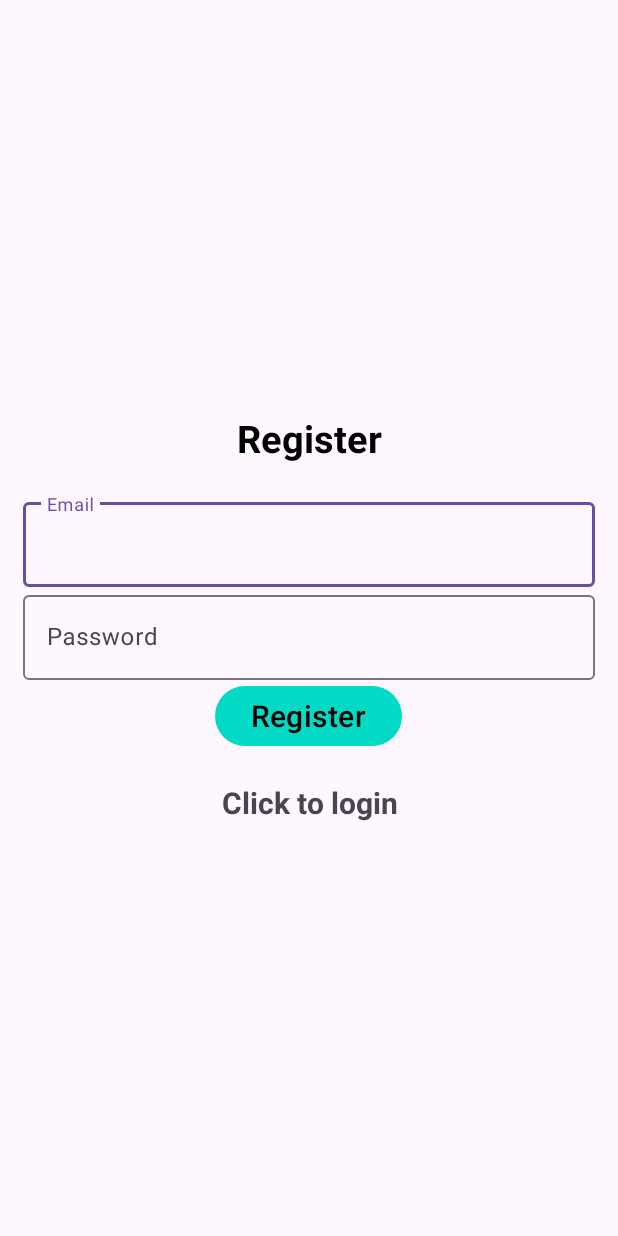
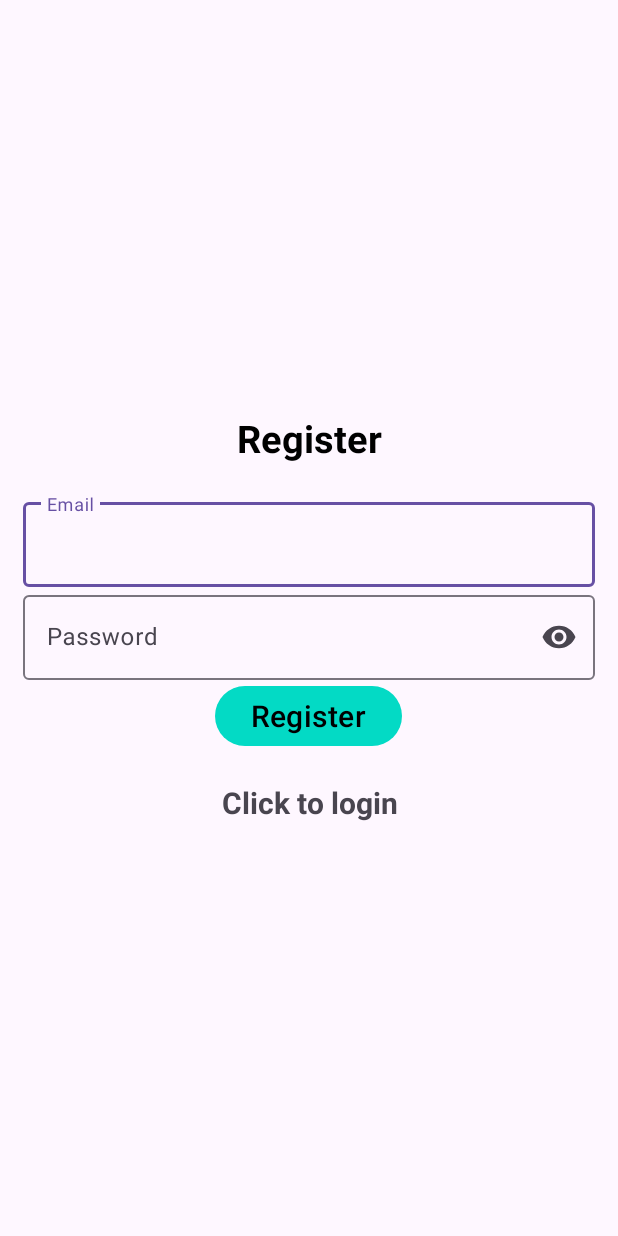
Before and after one commit to shravyasrinivas/BillingAppDemo, an Android app: the screen it shows after launch (Register), after a tap on "Click to register", on a phone screen of 412 x 824 dp. Run offline under Robolectric (Android 15) with nearby library versions, the phone set to English and light mode, and no system bars; our stand-ins replace Firebase (no records; nobody signed in at launch, a user with empty details on screens opened directly); 2 other taps on this screen came first.

```diff
--- a/app/build.gradle
+++ b/app/build.gradle
@@ -46,6 +46,7 @@ dependencies {
     implementation 'com.google.android.material:material:1.0.0'
     testImplementation 'junit:junit:'
 
+
     androidTestImplementation 'androidx.test.ext:junit:1.1.5'
     androidTestImplementation 'androidx.test.espresso:espresso-core:3.5.1'
 }
--- a/app/src/main/java/com/example/BillingDemo/Login.java
+++ b/app/src/main/java/com/example/BillingDemo/Login.java
@@ -7,12 +7,15 @@ import android.content.Intent;
 import android.os.Bundle;
 import android.text.InputType;
 import android.text.TextUtils;
+import android.text.method.PasswordTransformationMethod;
 import android.view.View;
 import android.widget.Button;
+import android.widget.CompoundButton;
 import android.widget.EditText;
 import android.widget.ProgressBar;
 import android.widget.TextView;
 import android.widget.Toast;
+import android.widget.ToggleButton;
 
 import com.google.android.gms.tasks.OnCompleteListener;
 import com.google.android.gms.tasks.Task;
@@ -38,18 +41,24 @@ public class Login extends AppCompatActivity {
             finish();
         }
     }
+
+
+
+
     @Override
     protected void onCreate(Bundle savedInstanceState) {
         super.onCreate(savedInstanceState);
         setContentView(R.layout.activity_login);
         mAuth=FirebaseAuth.getInstance();
         editTextEmail=findViewById(R.id.email);
-//        editTextPassword=findViewById(R.id.pwd);
-        EditText passwordEditText = findViewById(R.id.pwd);
-        passwordEditText.setInputType(InputType.TYPE_CLASS_TEXT | InputType.TYPE_TEXT_VARIATION_PASSWORD);
+       editTextPassword=findViewById(R.id.pwd);
+//        EditText passwordEditText = findViewById(R.id.pwd);
+        editTextPassword.setInputType(InputType.TYPE_CLASS_TEXT | InputType.TYPE_TEXT_VARIATION_PASSWORD);
+
         buttonLogin=findViewById(R.id.btn_login);
         progressbar=findViewById(R.id.progressBar);
         textView=findViewById(R.id.registerNow);
+
         textView.setOnClickListener(new View.OnClickListener() {
             @Override
             public void onClick(View view) {
@@ -58,6 +67,8 @@ public class Login extends AppCompatActivity {
                 finish();
             }
         });
+
+
 
         buttonLogin.setOnClickListener(new View.OnClickListener() {
             @Override
--- a/app/src/main/java/com/example/BillingDemo/Register.java
+++ b/app/src/main/java/com/example/BillingDemo/Register.java
@@ -7,12 +7,15 @@ import android.content.Intent;
 import android.os.Bundle;
 import android.text.InputType;
 import android.text.TextUtils;
+import android.text.method.PasswordTransformationMethod;
 import android.view.View;
 import android.widget.Button;
+import android.widget.CompoundButton;
 import android.widget.EditText;
 import android.widget.ProgressBar;
 import android.widget.TextView;
 import android.widget.Toast;
+import android.widget.ToggleButton;
 
 import com.google.android.gms.tasks.OnCompleteListener;
 import com.google.android.gms.tasks.Task;
@@ -44,12 +47,13 @@ public class Register extends AppCompatActivity {
         setContentView(R.layout.activity_register);
         mAuth=FirebaseAuth.getInstance();
         editTextEmail=findViewById(R.id.email);
-//        editTextPassword=findViewById(R.id.pwd);
-        EditText passwordEditText = findViewById(R.id.pwd);
-        passwordEditText.setInputType(InputType.TYPE_CLASS_TEXT | InputType.TYPE_TEXT_VARIATION_PASSWORD);
+    editTextPassword=findViewById(R.id.pwd);
+//        EditText passwordEditText = findViewById(R.id.pwd);
+       editTextPassword.setInputType(InputType.TYPE_CLASS_TEXT | InputType.TYPE_TEXT_VARIATION_PASSWORD);
         buttonReg=findViewById(R.id.btn_register);
         progressbar=findViewById(R.id.progressBar);
         textView=findViewById(R.id.loginNow);
+
         textView.setOnClickListener(new View.OnClickListener() {
             @Override
             public void onClick(View view) {
--- a/app/src/main/res/layout/activity_register.xml
+++ b/app/src/main/res/layout/activity_register.xml
@@ -26,16 +26,23 @@
             android:layout_width="match_parent"
             android:layout_height="wrap_content"/>
     </com.google.android.material.textfield.TextInputLayout>
+
     <com.google.android.material.textfield.TextInputLayout
+        android:id="@+id/passwordTextInputLayout"
         android:layout_width="match_parent"
-        android:layout_height="wrap_content">
+        android:layout_height="wrap_content"
+        android:hint="@string/password"
+        app:endIconMode="password_toggle">
+
         <com.google.android.material.textfield.TextInputEditText
             android:id="@+id/pwd"
-            android:hint="@string/password"
-            android:inputType="textPassword"
             android:layout_width="match_parent"
-            android:layout_height="wrap_content"/>
+            android:layout_height="wrap_content"
+            android:inputType="textPassword" />
+
+        <!--    </com.google.android.material.textfield.TextInputLayout>-->
     </com.google.android.material.textfield.TextInputLayout>
+
     <ProgressBar
         android:id="@+id/progressBar"
         android:visibility="gone"
```
Also changed, not shown: app/src/main/java/com/example/BillingDemo/MainActivity.java (+14 -1 lines), app/src/main/res/layout/activity_login.xml (+19 -4 lines), app/src/main/res/layout/activity_main.xml (+7 -0 lines), app/src/main/res/menu/pop_menu.xml (added, +15 -0 lines).
